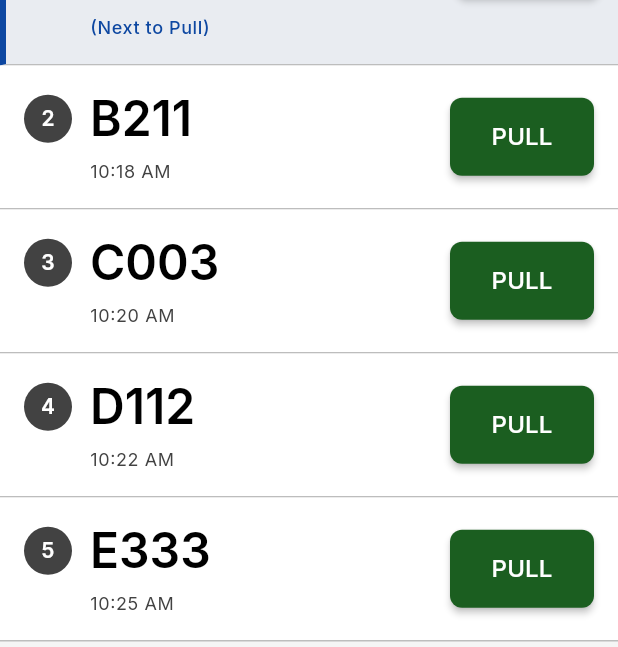
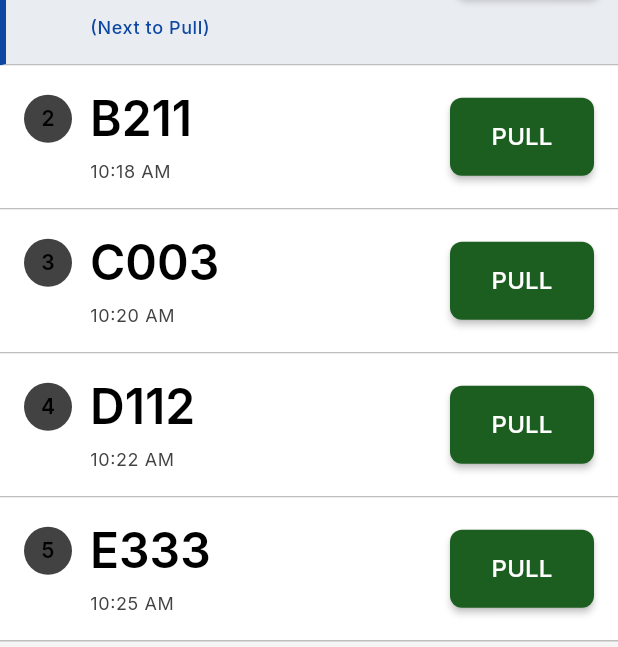
Before and after one commit to joemc3/poster-runner, a Flutter app: the LiveQueueScreen screen opened directly, on a phone screen of 412 x 824 dp. Shown: the part 212-859 px from the top of the screen. Run offline on Flutter 3.47's test engine with Material 3 defaults, Android fonts, the phone set to English and light mode, and no system bars; our stand-ins replace google_fonts, hive, hive_flutter; accounts and stored records are empty.

Commit message:
Apply contrast fixes to Flutter implementation
- Add onSuccess, onWarning, onInfo color getters to theme extension
- Light theme: White text (#FFFFFF) on dark status badge backgrounds
- Dark theme: Black text (#000000) on bright status badge backgrounds
- Update StatusBadge widget to use theme 'on' colors instead of hardcoded values
- Fix Live Queue screen hardcoded Colors.white to use proper theme colors
- All status badges now achieve WCAG AAA compliance (7.1:1 to 11.2:1)
- Eliminates all cases of light text on light backgrounds

```diff
--- a/app/lib/screens/back_office/live_queue_screen.dart
+++ b/app/lib/screens/back_office/live_queue_screen.dart
@@ -144,7 +144,7 @@ class _LiveQueueScreenState extends State<LiveQueueScreen> {
                     child: Text(
                       '${_activeQueue.length} Pending',
                       style: textTheme.labelMedium?.copyWith(
-                        color: Colors.white,
+                        color: colorScheme.onWarning, // Use theme color for proper contrast
                         fontWeight: FontWeight.w600,
                       ),
                     ),
@@ -237,7 +237,7 @@ class _LiveQueueScreenState extends State<LiveQueueScreen> {
                               child: Text(
                                 '$rank',
                                 style: textTheme.titleSmall?.copyWith(
-                                  color: Colors.white,
+                                  color: isNext ? colorScheme.onPrimary : colorScheme.onSurface,
                                   fontWeight: FontWeight.w600,
                                 ),
                               ),
@@ -274,7 +274,7 @@ class _LiveQueueScreenState extends State<LiveQueueScreen> {
                   onPressed: () => _handlePull(request),
                   style: ElevatedButton.styleFrom(
                     backgroundColor: colorScheme.success,
-                    foregroundColor: Colors.white,
+                    foregroundColor: colorScheme.onSuccess, // Use theme color for proper contrast
                     minimumSize: const Size(100, 56),
                     shape: RoundedRectangleBorder(
                       borderRadius: BorderRadius.circular(8),
```
Also changed, not shown: app/lib/theme/app_theme.dart (+18 -0 lines), app/lib/widgets/status_badge.dart (+11 -8 lines).
